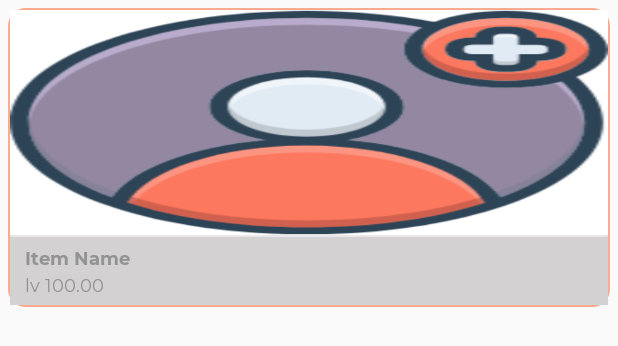
After one commit to ahmedazizou/MyDealAPP, an Android app: the layout item_dashboard_layout.xml on its own in the app's theme, with its tools: preview values and no code run, on a phone screen of 412 x 824 dp. The commit adds this screen. Shown: the top 346 px of the screen. Run offline under Robolectric (Android 15) with nearby library versions, the phone set to English and light mode, and no system bars.

Commit message:
display items in dashboard

```diff
--- a/app/src/main/java/com/example/mydeal/ui/activities/UserProfileActivity.kt
+++ b/app/src/main/java/com/example/mydeal/ui/activities/UserProfileActivity.kt
@@ -99,7 +99,7 @@ class UserProfileActivity : BaseActivity(), View.OnClickListener{
                         )
                         == PackageManager.PERMISSION_GRANTED
                     ) {
-                       // showErrorSnackBar("You already have the storage permission.", false)
+                        // showErrorSnackBar("You already have the storage permission.", false)
                         Constants.shopImagePicker(this)
                     } else {
 
@@ -123,7 +123,7 @@ class UserProfileActivity : BaseActivity(), View.OnClickListener{
                         //upload image to  cloud
                         //make sure its not empty
                         if (mySelectedImageFileUri != null)
-                        FireStoreClass().uploadImagesToCloud(this,mySelectedImageFileUri)
+                            FireStoreClass().uploadImagesToCloud(this,mySelectedImageFileUri,Constants.USER_PROFILE_IMAGE)
                         else {
                             updateUserProfileDetails()
                         }
@@ -231,7 +231,7 @@ class UserProfileActivity : BaseActivity(), View.OnClickListener{
                         Toast.makeText(
                             this@UserProfileActivity,
                             resources.getString(R.string.image_selection_failed),
-                        Toast.LENGTH_SHORT
+                            Toast.LENGTH_SHORT
                         ).show()
                     }
                 }
--- a/app/src/main/java/com/example/mydeal/ui/adapters/MyItemsListAdapter.kt
+++ b/app/src/main/java/com/example/mydeal/ui/adapters/MyItemsListAdapter.kt
@@ -31,7 +31,7 @@ open class MyItemsListAdapter (
         if (holder is MyViewHolder) {
             GlideLoader(context).loadItemPicture(model.image_item,holder.itemView.iv_item_image)
             holder.itemView.tv_item_name.text = model.title
-            holder.itemView.tv_item_price.text = "$ ${model.price}"
+            holder.itemView.tv_item_price.text = "lv ${model.price}"
         }
     }
 
--- /dev/null
+++ b/app/src/main/res/layout/item_dashboard_layout.xml
@@ -0,0 +1,59 @@
+<?xml version="1.0" encoding="utf-8"?>
+<RelativeLayout xmlns:android="http://schemas.android.com/apk/res/android"
+                xmlns:tools="http://schemas.android.com/tools"
+                android:layout_width="match_parent"
+                android:layout_height="wrap_content"
+                android:layout_margin="5dp"
+                android:background="@drawable/user_image_background"
+                android:gravity="center"
+                android:orientation="vertical"
+                android:padding="1dp">
+
+    <ImageView
+            android:id="@+id/iv_dashboard_item_image"
+            android:layout_width="match_parent"
+            android:layout_height="150dp"
+            android:background="@color/colorWhite"
+            android:contentDescription="@string/content_description"
+            android:minHeight="150dp"
+            android:scaleType="fitXY"
+            android:src="@drawable/profile_pic"/>
+    <View
+            android:id="@+id/view_divider"
+            android:layout_width="match_parent"
+            android:layout_height="1dp"
+            android:layout_below="@id/iv_dashboard_item_image"
+            android:background="@color/colorBorder" />
+
+    <LinearLayout
+            android:id="@+id/ll_dashboard_item_details"
+            android:layout_width="match_parent"
+            android:layout_height="wrap_content"
+            android:layout_below="@id/view_divider"
+            android:background="@color/colorGrey"
+            android:orientation="vertical"
+            android:paddingStart="10dp"
+            android:paddingTop="5dp"
+            android:paddingEnd="10dp"
+            android:paddingBottom="5dp">
+
+        <com.example.mydeal.utils.MyDealTextViewBold
+                android:id="@+id/tv_dashboard_item_title"
+                android:layout_width="match_parent"
+                android:layout_height="wrap_content"
+                android:textColor="@color/colorDGrey"
+                android:textSize="12sp"
+                android:textStyle="bold"
+                tools:text="Item Name" />
+
+        <com.example.mydeal.utils.MyDealTextView
+                android:id="@+id/tv_dashboard_item_price"
+                android:layout_width="match_parent"
+                android:layout_height="wrap_content"
+                android:layout_marginTop="2dp"
+                android:textColor="@color/colorDGrey"
+                android:textSize="12sp"
+                android:textStyle="bold"
+                tools:text="lv 100.00" />
+    </LinearLayout>
+</RelativeLayout>
```
Also changed, not shown: app/src/main/java/com/example/mydeal/ui/adapters/DashboardItemsListAdapter.kt (added, +76 -0 lines), app/src/main/java/com/example/mydeal/ui/fragments/DashboardFragment.kt (+22 -2 lines).
